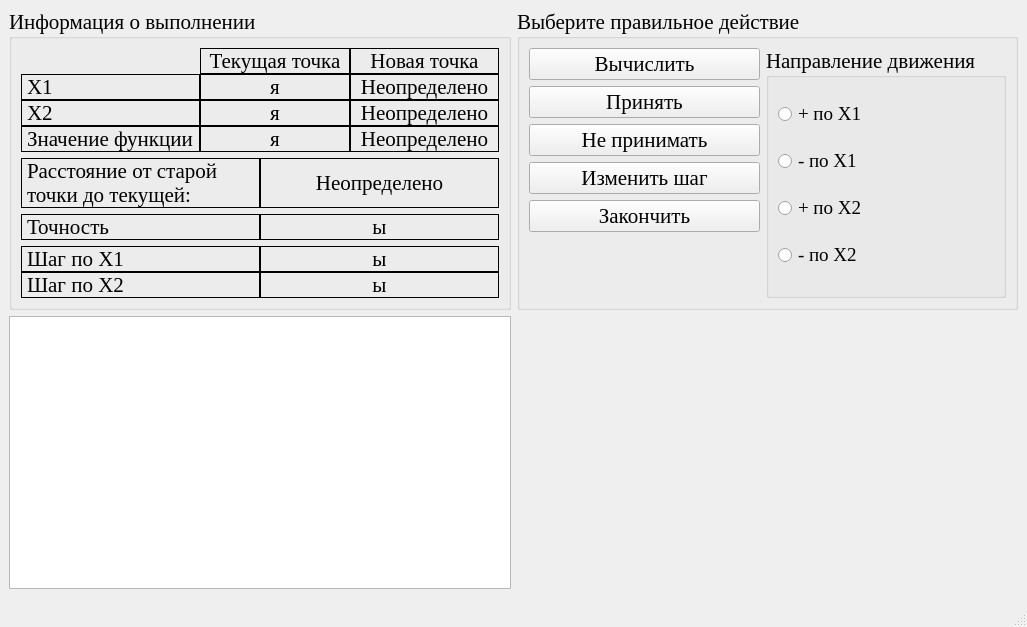
First picture: the form in optimizationmethods/ui/CWdescent_fixwindow.ui, repository Eliminationzx/optimizationmethods, before the edit.
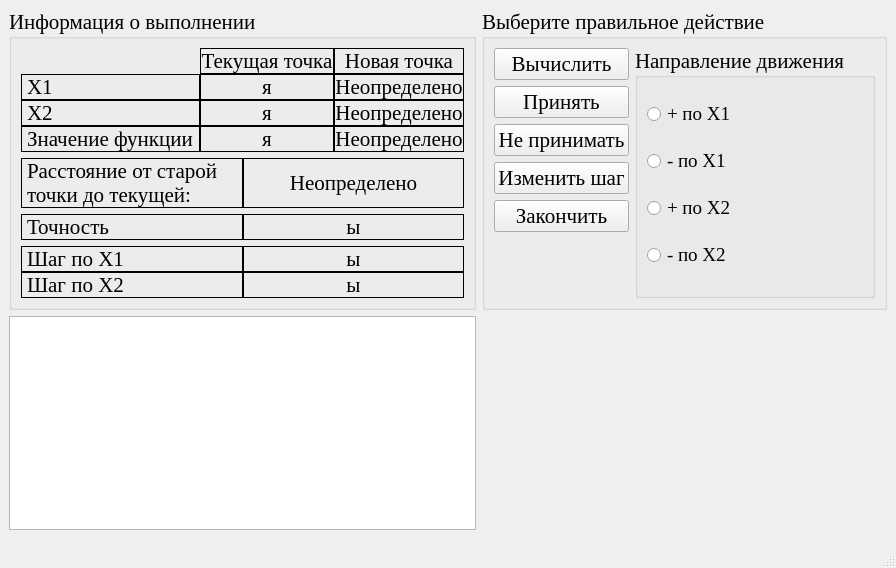
Second picture: the form after the edit. Icons and pictures are not drawn.

Commit message: добавил форму NeMi. Поправил предыдущие.

Diff of the .ui file:
```diff
--- a/optimizationmethods/ui/CWdescent_fixwindow.ui
+++ b/optimizationmethods/ui/CWdescent_fixwindow.ui
@@ -9,8 +9,8 @@
    <rect>
     <x>0</x>
     <y>0</y>
-    <width>1027</width>
-    <height>627</height>
+    <width>864</width>
+    <height>568</height>
    </rect>
   </property>
   <property name="font">
@@ -359,7 +359,7 @@
       <property name="checkable">
        <bool>false</bool>
       </property>
-      <layout class="QGridLayout" name="gridLayout">
+      <layout class="QGridLayout" name="gridLayout" columnstretch="1,1">
        <item row="0" column="0">
         <widget class="QPushButton" name="calculate_bt">
          <property name="toolTip">
```
Left out of the diff: 2 changed lines with no effect on the pictures. The commit also changes 5 other files.
